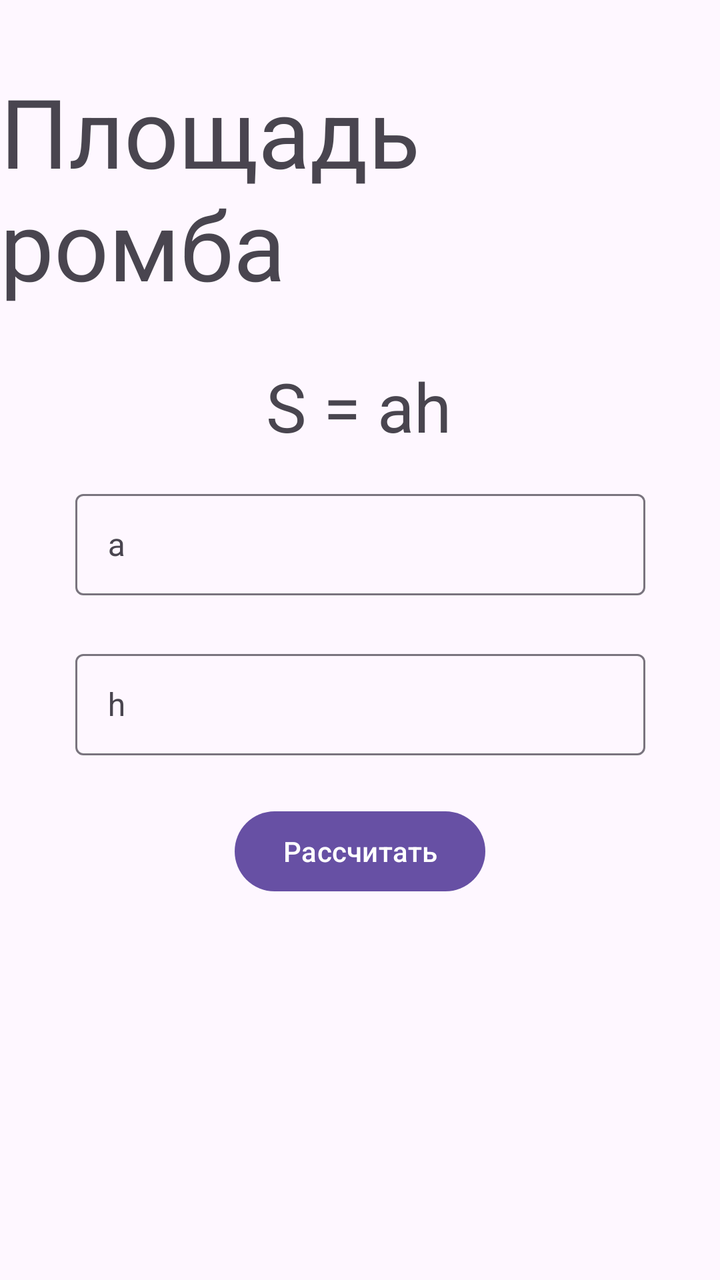
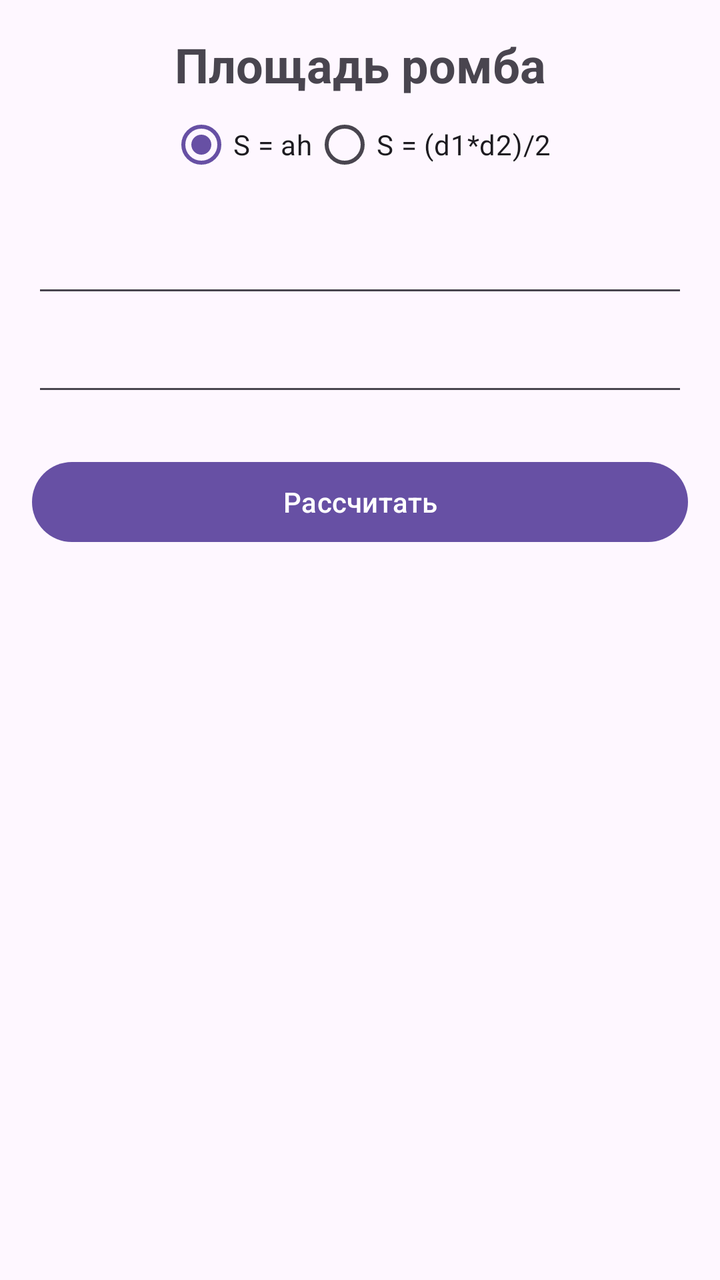

The first picture is an Android layout as it rendered before a commit; the second is the same layout after the commit. The layout source and the unified diff follow.
<!-- AndroidManifest.xml: application theme Theme.Lab1 -->
<!-- res/layout/activity_main.xml -->
<?xml version="1.0" encoding="utf-8"?>
<androidx.constraintlayout.widget.ConstraintLayout xmlns:android="http://schemas.android.com/apk/res/android"
    xmlns:app="http://schemas.android.com/apk/res-auto"
    xmlns:tools="http://schemas.android.com/tools"
    android:id="@+id/main"
    android:layout_width="match_parent"
    android:layout_height="match_parent"
    tools:context=".MainActivity"
    tools:visibility="visible">

    <TextView
        android:id="@+id/textView2"
        android:layout_width="wrap_content"
        android:layout_height="wrap_content"
        android:text="@string/rhombus_area"
        android:textSize="48sp"
        app:layout_constraintBottom_toBottomOf="parent"
        app:layout_constraintEnd_toEndOf="parent"
        app:layout_constraintStart_toStartOf="parent"
        app:layout_constraintTop_toTopOf="parent"
        app:layout_constraintVertical_bias="0.064" />

    <TextView
        android:id="@+id/textView"
        android:layout_width="wrap_content"
        android:layout_height="wrap_content"
        android:text="@string/first_formula"
        android:textSize="34sp"
        app:layout_constraintBottom_toBottomOf="parent"
        app:layout_constraintEnd_toEndOf="parent"
        app:layout_constraintHorizontal_bias="0.498"
        app:layout_constraintStart_toStartOf="parent"
        app:layout_constraintTop_toBottomOf="@+id/textView2"
        app:layout_constraintVertical_bias="0.06" />

    <com.google.android.material.textfield.TextInputLayout
        android:id="@+id/textInputLayout"
        android:layout_width="285dp"
        android:layout_height="56dp"
        android:layout_marginTop="16dp"
        app:layout_constraintEnd_toEndOf="parent"
        app:layout_constraintStart_toStartOf="parent"
        app:layout_constraintTop_toBottomOf="@+id/textView">

        <com.google.android.material.textfield.TextInputEditText
            android:id="@+id/side"
            android:layout_width="match_parent"
            android:layout_height="wrap_content"
            android:hint="a"
            android:inputType="number" />
    </com.google.android.material.textfield.TextInputLayout>

    <com.google.android.material.textfield.TextInputLayout
        android:id="@+id/textInputLayout2"
        android:layout_width="285dp"
        android:layout_height="56dp"
        android:layout_marginTop="24dp"
        app:layout_constraintEnd_toEndOf="parent"
        app:layout_constraintStart_toStartOf="parent"
        app:layout_constraintTop_toBottomOf="@+id/textInputLayout">

        <com.google.android.material.textfield.TextInputEditText
            android:id="@+id/height"
            android:layout_width="match_parent"
            android:layout_height="wrap_content"
            android:hint="h"
            android:inputType="number" />
    </com.google.android.material.textfield.TextInputLayout>

    <Button
        android:id="@+id/button"
        android:layout_width="wrap_content"
        android:layout_height="wrap_content"
        android:layout_marginTop="24dp"
        android:text="Рассчитать"
        app:layout_constraintEnd_toEndOf="parent"
        app:layout_constraintStart_toStartOf="parent"
        app:layout_constraintTop_toBottomOf="@+id/textInputLayout2" />

    <TextView
        android:id="@+id/textView3"
        android:layout_width="wrap_content"
        android:layout_height="wrap_content"
        android:layout_marginTop="32dp"
        android:text="TextView"
        android:visibility="invisible"
        app:layout_constraintEnd_toEndOf="parent"
        app:layout_constraintStart_toStartOf="parent"
        app:layout_constraintTop_toBottomOf="@+id/button" />

</androidx.constraintlayout.widget.ConstraintLayout>
<!-- resources referenced by this layout -->
<resources>
  <string name="first_formula">S = ah</string>
  <string name="rhombus_area">Площадь ромба</string>
  <style name="Theme.Lab1" parent="Base.Theme.Lab1" />
  <style name="Base.Theme.Lab1" parent="Theme.Material3.DayNight.NoActionBar">
          
          
      </style>
</resources>

<!-- the commit's change to res/layout/activity_main.xml (unified diff, before → after) -->
@@ -1,91 +1,77 @@
 <?xml version="1.0" encoding="utf-8"?>
-<androidx.constraintlayout.widget.ConstraintLayout xmlns:android="http://schemas.android.com/apk/res/android"
+<androidx.constraintlayout.widget.ConstraintLayout
+    xmlns:android="http://schemas.android.com/apk/res/android"
     xmlns:app="http://schemas.android.com/apk/res-auto"
     xmlns:tools="http://schemas.android.com/tools"
-    android:id="@+id/main"
     android:layout_width="match_parent"
     android:layout_height="match_parent"
-    tools:context=".MainActivity"
-    tools:visibility="visible">
+    android:padding="16dp">
 
     <TextView
-        android:id="@+id/textView2"
+        android:id="@+id/titleTextView"
         android:layout_width="wrap_content"
         android:layout_height="wrap_content"
         android:text="@string/rhombus_area"
-        android:textSize="48sp"
-        app:layout_constraintBottom_toBottomOf="parent"
+        android:textSize="24sp"
+        android:textStyle="bold"
         app:layout_constraintEnd_toEndOf="parent"
         app:layout_constraintStart_toStartOf="parent"
-        app:layout_constraintTop_toTopOf="parent"
-        app:layout_constraintVertical_bias="0.064" />
+        app:layout_constraintTop_toTopOf="parent" />
+
+    <RadioGroup
+        android:id="@+id/formulaSwitch"
+        android:layout_width="wrap_content"
+        android:layout_height="wrap_content"
+        android:orientation="horizontal"
+        app:layout_constraintEnd_toEndOf="parent"
+        app:layout_constraintStart_toStartOf="parent"
+        app:layout_constraintTop_toBottomOf="@id/titleTextView">
+
+        <RadioButton
+            android:id="@+id/firstFormula"
+            android:layout_width="wrap_content"
+            android:layout_height="wrap_content"
+            android:text="@string/first_formula"
+            android:checked="true" />
+
+        <RadioButton
+            android:id="@+id/secondFormula"
+            android:layout_width="wrap_content"
+            android:layout_height="wrap_content"
+            android:text="@string/second_formula" />
+    </RadioGroup>
+
+    <EditText
+        android:id="@+id/firstInput"
+        android:layout_width="match_parent"
+        android:layout_height="wrap_content"
+        android:inputType="numberDecimal"
+        android:layout_marginTop="16dp"
+        app:layout_constraintTop_toBottomOf="@id/formulaSwitch" />
+
+    <EditText
+        android:id="@+id/secondInput"
+        android:layout_width="match_parent"
+        android:layout_height="wrap_content"
+        android:inputType="numberDecimal"
+        android:layout_marginTop="8dp"
+        app:layout_constraintTop_toBottomOf="@id/firstInput" />
+
+    <Button
+        android:id="@+id/calculateButton"
+        android:layout_width="match_parent"
+        android:layout_height="wrap_content"
+        android:text="@string/calculate"
+        android:layout_marginTop="24dp"
+        app:layout_constraintTop_toBottomOf="@id/secondInput"/>
 
     <TextView
-        android:id="@+id/textView"
+        android:id="@+id/resultTextView"
         android:layout_width="wrap_content"
         android:layout_height="wrap_content"
-        android:text="@string/first_formula"
-        android:textSize="34sp"
-        app:layout_constraintBottom_toBottomOf="parent"
-        app:layout_constraintEnd_toEndOf="parent"
-        app:layout_constraintHorizontal_bias="0.498"
+        android:layout_marginTop="16dp"
+        android:textSize="18sp"
         app:layout_constraintStart_toStartOf="parent"
-        app:layout_constraintTop_toBottomOf="@+id/textView2"
-        app:layout_constraintVertical_bias="0.06" />
-
-    <com.google.android.material.textfield.TextInputLayout
-        android:id="@+id/textInputLayout"
-        android:layout_width="285dp"
-        android:layout_height="56dp"
-        android:layout_marginTop="16dp"
-        app:layout_constraintEnd_toEndOf="parent"
-        app:layout_constraintStart_toStartOf="parent"
-        app:layout_constraintTop_toBottomOf="@+id/textView">
-
-        <com.google.android.material.textfield.TextInputEditText
-            android:id="@+id/side"
-            android:layout_width="match_parent"
-            android:layout_height="wrap_content"
-            android:hint="a"
-            android:inputType="number" />
-    </com.google.android.material.textfield.TextInputLayout>
-
-    <com.google.android.material.textfield.TextInputLayout
-        android:id="@+id/textInputLayout2"
-        android:layout_width="285dp"
-        android:layout_height="56dp"
-        android:layout_marginTop="24dp"
-        app:layout_constraintEnd_toEndOf="parent"
-        app:layout_constraintStart_toStartOf="parent"
-        app:layout_constraintTop_toBottomOf="@+id/textInputLayout">
-
-        <com.google.android.material.textfield.TextInputEditText
-            android:id="@+id/height"
-            android:layout_width="match_parent"
-            android:layout_height="wrap_content"
-            android:hint="h"
-            android:inputType="number" />
-    </com.google.android.material.textfield.TextInputLayout>
-
-    <Button
-        android:id="@+id/button"
-        android:layout_width="wrap_content"
-        android:layout_height="wrap_content"
-        android:layout_marginTop="24dp"
-        android:text="Рассчитать"
-        app:layout_constraintEnd_toEndOf="parent"
-        app:layout_constraintStart_toStartOf="parent"
-        app:layout_constraintTop_toBottomOf="@+id/textInputLayout2" />
-
-    <TextView
-        android:id="@+id/textView3"
-        android:layout_width="wrap_content"
-        android:layout_height="wrap_content"
-        android:layout_marginTop="32dp"
-        android:text="TextView"
-        android:visibility="invisible"
-        app:layout_constraintEnd_toEndOf="parent"
-        app:layout_constraintStart_toStartOf="parent"
-        app:layout_constraintTop_toBottomOf="@+id/button" />
+        app:layout_constraintTop_toBottomOf="@id/calculateButton"/>
 
 </androidx.constraintlayout.widget.ConstraintLayout>
<!-- resource entries referenced after the edit -->
@@ -1,7 +1,9 @@
 <!-- resources referenced by this layout -->
 <resources>
+  <string name="calculate">Рассчитать</string>
   <string name="first_formula">S = ah</string>
   <string name="rhombus_area">Площадь ромба</string>
+  <string name="second_formula">S = (d1*d2)/2</string>
   <style name="Theme.Lab1" parent="Base.Theme.Lab1" />
   <style name="Base.Theme.Lab1" parent="Theme.Material3.DayNight.NoActionBar">
           
